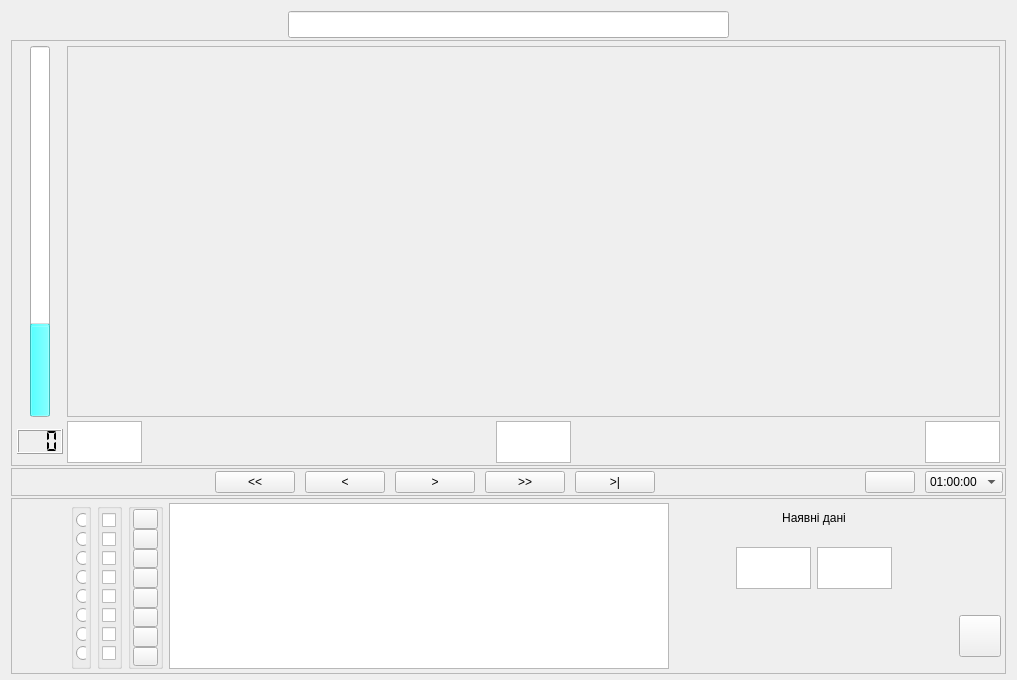
This is trend.ui in vanessaorgua/lib as Qt 5 draws it before an edit. The edited form follows.
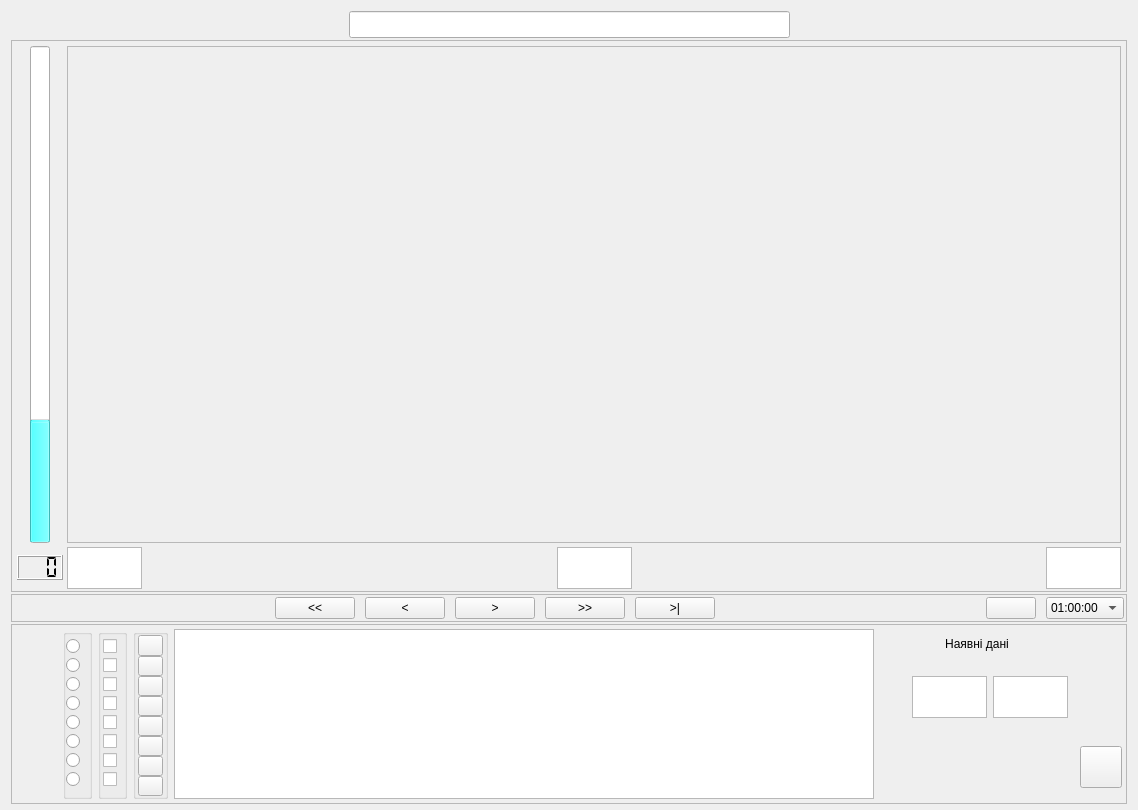
This is the edited form. Icons and pictures are not drawn.

```diff
--- a/trend.ui
+++ b/trend.ui
@@ -5,8 +5,8 @@
    <rect>
     <x>0</x>
     <y>0</y>
-    <width>1017</width>
-    <height>680</height>
+    <width>1138</width>
+    <height>810</height>
    </rect>
   </property>
   <property name="minimumSize" >
@@ -17,8 +17,8 @@
   </property>
   <property name="maximumSize" >
    <size>
-    <width>1600</width>
-    <height>1200</height>
+    <width>2560</width>
+    <height>1600</height>
    </size>
   </property>
   <property name="windowTitle" >
@@ -28,10 +28,7 @@
    <property name="bottomMargin" >
     <number>6</number>
    </property>
-   <property name="horizontalSpacing" >
-    <number>2</number>
-   </property>
-   <property name="verticalSpacing" >
+   <property name="spacing" >
     <number>2</number>
    </property>
    <item row="0" column="0" >
@@ -120,10 +117,7 @@
       <property name="bottomMargin" >
        <number>2</number>
       </property>
-      <property name="horizontalSpacing" >
-       <number>4</number>
-      </property>
-      <property name="verticalSpacing" >
+      <property name="spacing" >
        <number>4</number>
       </property>
       <item row="0" column="3" colspan="5" >
@@ -528,7 +522,7 @@
      <property name="maximumSize" >
       <size>
        <width>16777215</width>
-       <height>176</height>
+       <height>180</height>
       </size>
      </property>
      <property name="frameShape" >
@@ -553,14 +547,14 @@
       <item rowspan="5" row="0" column="1" >
        <widget class="QGroupBox" name="plotSelect" >
         <property name="sizePolicy" >
-         <sizepolicy vsizetype="Preferred" hsizetype="Fixed" >
+         <sizepolicy vsizetype="Minimum" hsizetype="Minimum" >
           <horstretch>0</horstretch>
           <verstretch>0</verstretch>
          </sizepolicy>
         </property>
         <property name="maximumSize" >
          <size>
-          <width>20</width>
+          <width>16777215</width>
           <height>16777215</height>
          </size>
         </property>
@@ -575,7 +569,7 @@
           <number>0</number>
          </property>
          <property name="leftMargin" >
-          <number>2</number>
+          <number>0</number>
          </property>
          <property name="topMargin" >
           <number>0</number>
@@ -648,7 +642,7 @@
       <item rowspan="5" row="0" column="2" >
        <widget class="QGroupBox" name="selectedBox" >
         <property name="sizePolicy" >
-         <sizepolicy vsizetype="Preferred" hsizetype="Fixed" >
+         <sizepolicy vsizetype="Preferred" hsizetype="Maximum" >
           <horstretch>0</horstretch>
           <verstretch>0</verstretch>
          </sizepolicy>
@@ -661,7 +655,7 @@
         </property>
         <property name="maximumSize" >
          <size>
-          <width>25</width>
+          <width>16777215</width>
           <height>16777215</height>
          </size>
         </property>
@@ -979,22 +973,6 @@
         </property>
        </widget>
       </item>
-      <item rowspan="4" row="1" column="8" >
-       <spacer>
-        <property name="orientation" >
-         <enum>Qt::Horizontal</enum>
-        </property>
-        <property name="sizeType" >
-         <enum>QSizePolicy::Expanding</enum>
-        </property>
-        <property name="sizeHint" >
-         <size>
-          <width>10</width>
-          <height>139</height>
-         </size>
-        </property>
-       </spacer>
-      </item>
       <item rowspan="2" row="3" column="9" >
        <widget class="QPushButton" name="Exit" >
         <property name="minimumSize" >
@@ -1022,9 +1000,15 @@
       </item>
       <item rowspan="5" row="0" column="4" >
        <widget class="QTableWidget" name="twAgr" >
+        <property name="sizePolicy" >
+         <sizepolicy vsizetype="Preferred" hsizetype="Preferred" >
+          <horstretch>0</horstretch>
+          <verstretch>0</verstretch>
+         </sizepolicy>
+        </property>
         <property name="minimumSize" >
          <size>
-          <width>500</width>
+          <width>700</width>
           <height>0</height>
          </size>
         </property>
```
Left out of the diff: 50 changed lines with no effect on the pictures.
